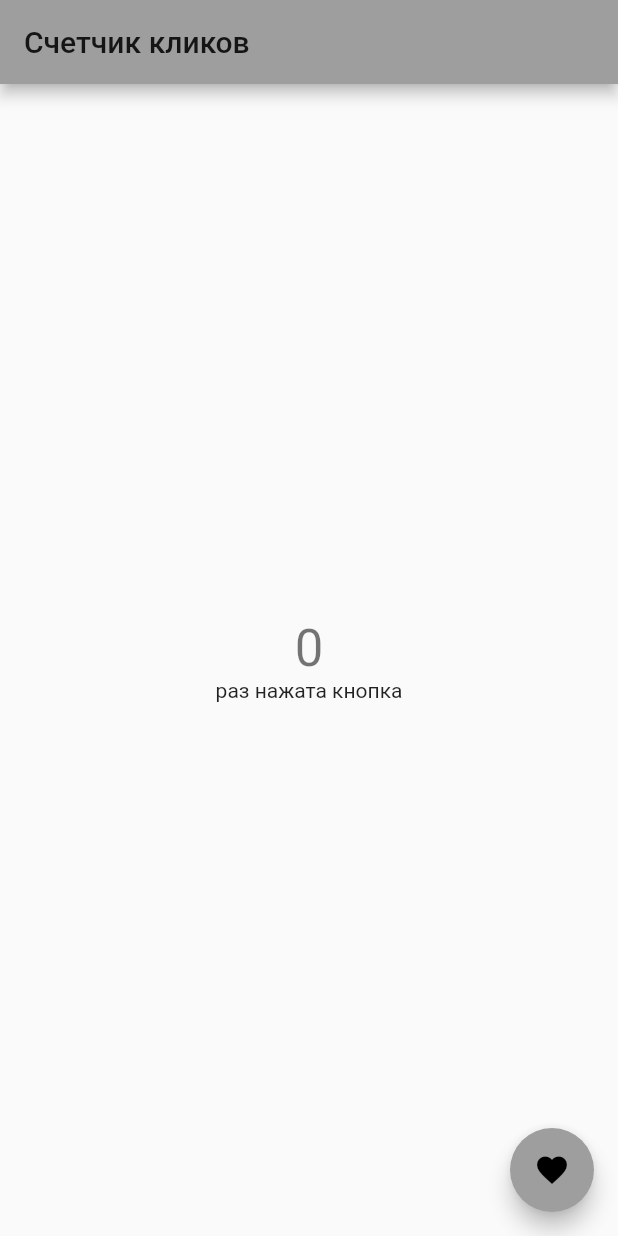
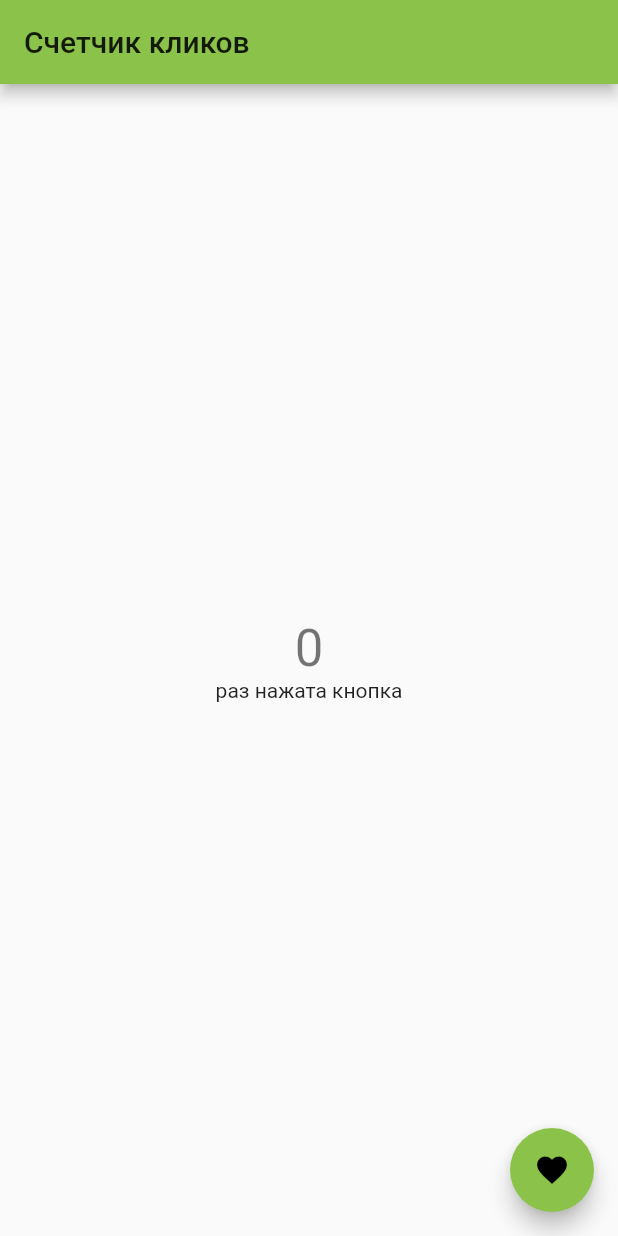
Before and after one commit to mothersjacke7/FlutterDev, a Flutter app: the screen it shows after launch, on a phone screen of 412 x 824 dp. Run offline on Flutter 3.47's test engine with Material 2 defaults, Android fonts, the phone set to English and light mode, and no system bars.

Commit message:
changed color theme

```diff
--- a/flutter_project1/lib/main.dart
+++ b/flutter_project1/lib/main.dart
@@ -9,9 +9,9 @@ class MyApp extends StatelessWidget {
   @override
   Widget build(BuildContext context) {
     return MaterialApp(
-      title: 'Flutter Demo',
+      title: 'Counter',
       theme: ThemeData(
-        primarySwatch: Colors.grey,
+        primarySwatch: Colors.lightGreen,
       ),
       home: const MyHomePage(title: 'Счетчик кликов'),
     );
```
